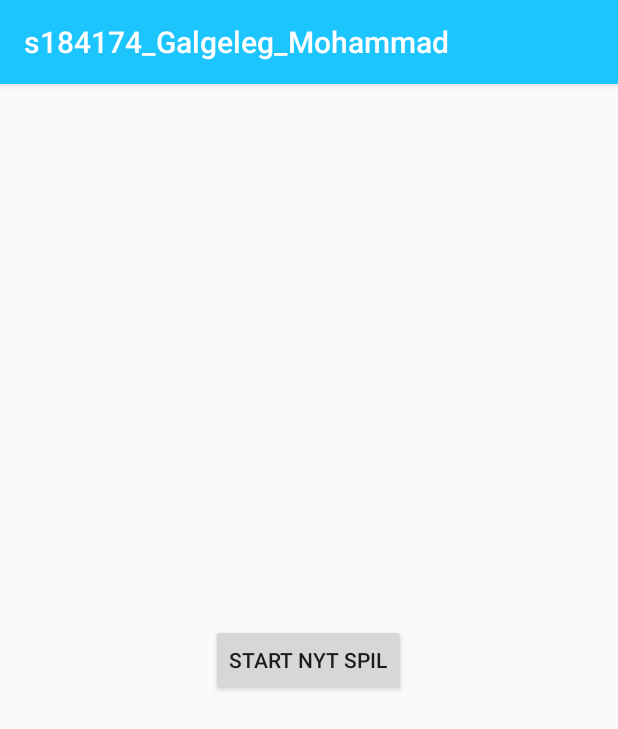
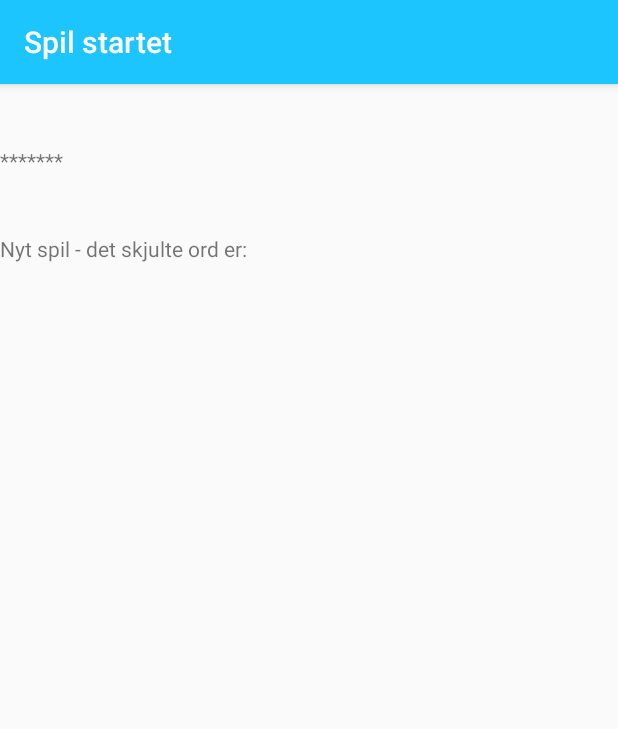
Before and after one commit to Mohammad2910/s184174_Galgeleg_Mohammad, an Android app: the screen it shows after launch (MainActivity before the commit, Galgespil after it), after a tap on "START NYT SPIL", on a phone screen of 412 x 824 dp. Shown: the top 729 px of the screen. Run offline under Robolectric (Android 15) with nearby library versions, the phone set to English and light mode, and no system bars.

Commit message:
Indsat billeder og lavet refernece til et nyt spil

```diff
--- a/app/src/main/AndroidManifest.xml
+++ b/app/src/main/AndroidManifest.xml
@@ -17,6 +17,8 @@
             </intent-filter>
         </activity>
         <activity android:name="com.example.s184174_galgeleg_mohammad.MainActivity"/>
+        <activity android:name="com.example.s184174_galgeleg_mohammad.Galgespil"
+            android:label="Spil startet"/>
     </application>
 
 </manifest>
--- /dev/null
+++ b/app/src/main/java/com/example/s184174_galgeleg_mohammad/Galgespil.java
@@ -0,0 +1,23 @@
+package com.example.s184174_galgeleg_mohammad;
+
+import android.os.Bundle;
+import android.widget.TextView;
+
+import androidx.appcompat.app.AppCompatActivity;
+
+public class Galgespil extends AppCompatActivity {
+    Galgelogik galgelogik = new Galgelogik();
+
+    @Override
+    protected void onCreate(Bundle savedInstanceState) {
+        super.onCreate(savedInstanceState);
+        setContentView(R.layout.galgespil);
+
+        TextView besked = findViewById(R.id.Besked);
+        TextView ord = findViewById(R.id.Ordet);
+
+        besked.setText(R.string.Besked);
+        ord.setText(galgelogik.getSynligtOrd());
+    }
+
+}
--- a/app/src/main/java/com/example/s184174_galgeleg_mohammad/MainActivity.java
+++ b/app/src/main/java/com/example/s184174_galgeleg_mohammad/MainActivity.java
@@ -2,6 +2,7 @@ package com.example.s184174_galgeleg_mohammad;
 
 import androidx.appcompat.app.AppCompatActivity;
 
+import android.content.Intent;
 import android.os.Bundle;
 import android.view.View;
 
@@ -16,5 +17,6 @@ public class MainActivity extends AppCompatActivity {
     }
 
     public void onClick(View view) {
+        startActivity(new Intent(MainActivity.this, Galgespil.class));
     }
 }
--- /dev/null
+++ b/app/src/main/res/layout/galgespil.xml
@@ -0,0 +1,27 @@
+<?xml version="1.0" encoding="utf-8"?>
+<RelativeLayout xmlns:android="http://schemas.android.com/apk/res/android"
+    xmlns:app="http://schemas.android.com/apk/res-auto"
+    xmlns:tools="http://schemas.android.com/tools"
+    android:layout_width="match_parent"
+    android:layout_height="match_parent">
+
+    <TextView
+        android:id="@+id/Besked"
+        android:layout_width="wrap_content"
+        android:layout_height="wrap_content"
+        android:layout_marginTop="100dp"
+        app:layout_constraintEnd_toEndOf="parent"
+        app:layout_constraintStart_toStartOf="parent"
+        app:layout_constraintTop_toTopOf="parent" />
+
+    <TextView
+        android:id="@+id/Ordet"
+        android:layout_width="wrap_content"
+        android:layout_height="wrap_content"
+        android:layout_marginTop="41dp"
+        app:layout_constraintEnd_toEndOf="parent"
+        app:layout_constraintStart_toStartOf="parent"
+        app:layout_constraintTop_toBottomOf="@+id/Besked" />
+
+
+</RelativeLayout>
--- a/app/src/main/res/values/strings.xml
+++ b/app/src/main/res/values/strings.xml
@@ -3,4 +3,5 @@
     <string name="galgeleg">Galgeleg</string>
     <string name="af_mohammad_tawrat_nafiu_uddin_s184174">Af: Mohammad Tawrat Nafiu Uddin s184174</string>
     <string name="start_nyt_spil">Start nyt spil</string>
+    <string name="Besked">Nyt spil - det skjulte ord er: </string>
 </resources>
```
Also changed, not shown: app/src/main/java/com/example/s184174_galgeleg_mohammad/BenytGalgelogik.java (added, +85 -0 lines), app/src/main/res/drawable/forkert1.png (added), app/src/main/res/drawable/forkert2.png (added), app/src/main/res/drawable/forkert3.png (added), app/src/main/res/drawable/forkert4.png (added), app/src/main/res/drawable/forkert5.png (added), app/src/main/res/drawable/forkert6.png (added), app/src/main/res/drawable/galge.png (added).
